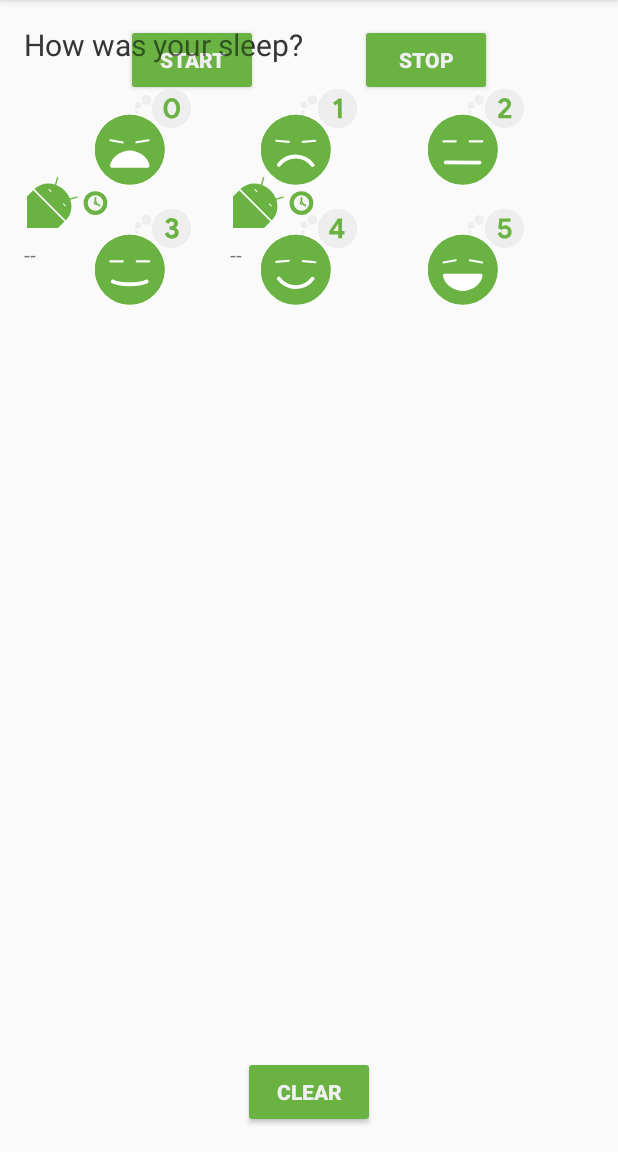
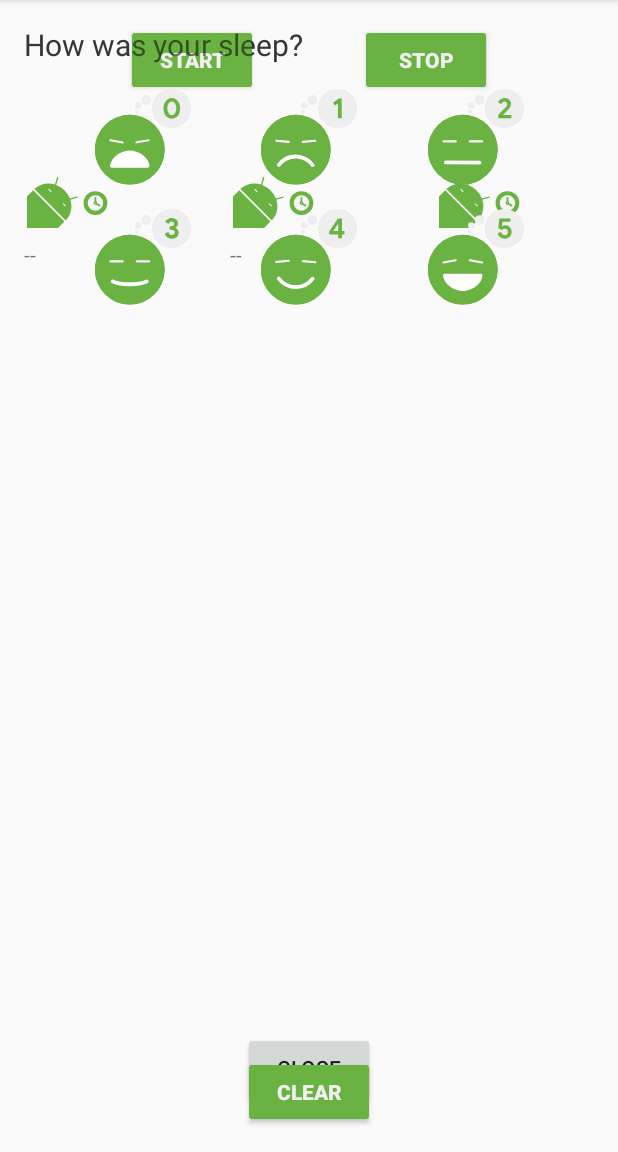
Before and after one commit to mk1990h2/RecyclerViewFundamentals, an Android app: the fragment SleepQualityFragment placed in its activity, after a tap on "Sleep Quality 0", on a phone screen of 412 x 824 dp, the part 84-1236 px from its top. Run offline under Robolectric (Android 15) with nearby library versions, the phone set to English and light mode, and no system bars; our stand-ins replace Room's generated code, data binding; Roboto replaces fonts that are not available here; 13 statements that could not run were skipped; 2 other taps on this screen came first.

Commit message:
finished lab 7.4

```diff
--- a/app/src/main/java/com/example/android/trackmysleepquality/database/SleepDatabaseDao.kt
+++ b/app/src/main/java/com/example/android/trackmysleepquality/database/SleepDatabaseDao.kt
@@ -71,4 +71,10 @@ interface SleepDatabaseDao {
      */
     @Query("SELECT * FROM daily_sleep_quality_table ORDER BY nightId DESC LIMIT 1")
     fun getTonight(): SleepNight?
+
+    /**
+     * Selects and returns the night with given nightId.
+     */
+    @Query("SELECT * from daily_sleep_quality_table WHERE nightId = :key")
+    fun getNightWithId(key: Long): LiveData<SleepNight>
 }
--- /dev/null
+++ b/app/src/main/java/com/example/android/trackmysleepquality/sleepdetail/SleepDetailFragment.kt
@@ -0,0 +1,84 @@
+/*
+ * Copyright 2019, The Android Open Source Project
+ *
+ * Licensed under the Apache License, Version 2.0 (the "License");
+ * you may not use this file except in compliance with the License.
+ * You may obtain a copy of the License at
+ *
+ *     http://www.apache.org/licenses/LICENSE-2.0
+ *
+ * Unless required by applicable law or agreed to in writing, software
+ * distributed under the License is distributed on an "AS IS" BASIS,
+ * WITHOUT WARRANTIES OR CONDITIONS OF ANY KIND, either express or implied.
+ * See the License for the specific language governing permissions and
+ * limitations under the License.
+ */
+
+package com.example.android.trackmysleepquality.sleepdetail
+
+import android.os.Bundle
+import android.view.LayoutInflater
+import android.view.View
+import android.view.ViewGroup
+import androidx.databinding.DataBindingUtil
+import androidx.fragment.app.Fragment
+import androidx.lifecycle.Observer
+import androidx.lifecycle.ViewModelProviders
+import androidx.navigation.fragment.findNavController
+import com.example.android.trackmysleepquality.R
+import com.example.android.trackmysleepquality.database.SleepDatabase
+import com.example.android.trackmysleepquality.databinding.FragmentSleepDetailBinding
+
+
+/**
+ * A simple [Fragment] subclass.
+ * Activities that contain this fragment must implement the
+ * [SleepDetailFragment.OnFragmentInteractionListener] interface
+ * to handle interaction events.
+ * Use the [SleepDetailFragment.newInstance] factory method to
+ * create an instance of this fragment.
+ *
+ */
+class SleepDetailFragment : Fragment() {
+
+    override fun onCreateView(inflater: LayoutInflater, container: ViewGroup?,
+                              savedInstanceState: Bundle?): View? {
+
+        // Get a reference to the binding object and inflate the fragment views.
+        val binding: FragmentSleepDetailBinding = DataBindingUtil.inflate(
+                inflater, R.layout.fragment_sleep_detail, container, false)
+
+        val application = requireNotNull(this.activity).application
+        val arguments = SleepDetailFragmentArgs.fromBundle(arguments)
+
+        // Create an instance of the ViewModel Factory.
+        val dataSource = SleepDatabase.getInstance(application).sleepDatabaseDao
+        val viewModelFactory = SleepDetailViewModelFactory(arguments.sleepNightKey, dataSource)
+
+        // Get a reference to the ViewModel associated with this fragment.
+        val sleepDetailViewModel =
+                ViewModelProviders.of(
+                        this, viewModelFactory).get(SleepDetailViewModel::class.java)
+
+        // To use the View Model with data binding, you have to explicitly
+        // give the binding object a reference to it.
+        binding.sleepDetailViewModel = sleepDetailViewModel
+
+        binding.setLifecycleOwner(this)
+
+        // Add an Observer to the state variable for Navigating when a Quality icon is tapped.
+        sleepDetailViewModel.navigateToSleepTracker.observe(this, Observer {
+            if (it == true) { // Observed state is true.
+                this.findNavController().navigate(
+                        SleepDetailFragmentDirections.actionSleepDetailFragmentToSleepTrackerFragment())
+                // Reset state to make sure we only navigate once, even if the device
+                // has a configuration change.
+                sleepDetailViewModel.doneNavigating()
+            }
+        })
+
+        return binding.root
+    }
+
+
+}
--- /dev/null
+++ b/app/src/main/java/com/example/android/trackmysleepquality/sleepdetail/SleepDetailViewModel.kt
@@ -0,0 +1,97 @@
+/*
+ * Copyright 2019, The Android Open Source Project
+ *
+ * Licensed under the Apache License, Version 2.0 (the "License");
+ * you may not use this file except in compliance with the License.
+ * You may obtain a copy of the License at
+ *
+ *     http://www.apache.org/licenses/LICENSE-2.0
+ *
+ * Unless required by applicable law or agreed to in writing, software
+ * distributed under the License is distributed on an "AS IS" BASIS,
+ * WITHOUT WARRANTIES OR CONDITIONS OF ANY KIND, either express or implied.
+ * See the License for the specific language governing permissions and
+ * limitations under the License.
+ */
+
+package com.example.android.trackmysleepquality.sleepdetail
+
+import androidx.lifecycle.LiveData
+import androidx.lifecycle.MediatorLiveData
+import androidx.lifecycle.MutableLiveData
+import androidx.lifecycle.ViewModel
+import com.example.android.trackmysleepquality.database.SleepDatabaseDao
+import com.example.android.trackmysleepquality.database.SleepNight
+import kotlinx.coroutines.CoroutineScope
+import kotlinx.coroutines.Dispatchers
+import kotlinx.coroutines.Job
+import kotlinx.coroutines.launch
+import kotlinx.coroutines.withContext
+
+/**
+ * ViewModel for SleepQualityFragment.
+ *
+ * @param sleepNightKey The key of the current night we are working on.
+ */
+class SleepDetailViewModel(
+        private val sleepNightKey: Long = 0L,
+        dataSource: SleepDatabaseDao) : ViewModel() {
+
+    /**
+     * Hold a reference to SleepDatabase via its SleepDatabaseDao.
+     */
+    val database = dataSource
+
+    /** Coroutine setup variables */
+
+    /**
+     * viewModelJob allows us to cancel all coroutines started by this ViewModel.
+     */
+    private val viewModelJob = Job()
+
+    private val night: LiveData<SleepNight>
+
+    fun getNight() = night
+
+
+    init {
+        night = database.getNightWithId(sleepNightKey)
+    }
+
+    /**
+     * Variable that tells the fragment whether it should navigate to [SleepTrackerFragment].
+     *
+     * This is `private` because we don't want to expose the ability to set [MutableLiveData] to
+     * the [Fragment]
+     */
+    private val _navigateToSleepTracker = MutableLiveData<Boolean?>()
+
+    /**
+     * When true immediately navigate back to the [SleepTrackerFragment]
+     */
+    val navigateToSleepTracker: LiveData<Boolean?>
+        get() = _navigateToSleepTracker
+
+    /**
+     * Cancels all coroutines when the ViewModel is cleared, to cleanup any pending work.
+     *
+     * onCleared() gets called when the ViewModel is destroyed.
+     */
+    override fun onCleared() {
+        super.onCleared()
+        viewModelJob.cancel()
+    }
+
+
+    /**
+     * Call this immediately after navigating to [SleepTrackerFragment]
+     */
+    fun doneNavigating() {
+        _navigateToSleepTracker.value = null
+    }
+
+    fun onClose() {
+        _navigateToSleepTracker.value = true
+    }
+
+}
--- /dev/null
+++ b/app/src/main/java/com/example/android/trackmysleepquality/sleepdetail/SleepDetailViewModelFactory.kt
@@ -0,0 +1,39 @@
+/*
+ * Copyright 2019, The Android Open Source Project
+ *
+ * Licensed under the Apache License, Version 2.0 (the "License");
+ * you may not use this file except in compliance with the License.
+ * You may obtain a copy of the License at
+ *
+ *     http://www.apache.org/licenses/LICENSE-2.0
+ *
+ * Unless required by applicable law or agreed to in writing, software
+ * distributed under the License is distributed on an "AS IS" BASIS,
+ * WITHOUT WARRANTIES OR CONDITIONS OF ANY KIND, either express or implied.
+ * See the License for the specific language governing permissions and
+ * limitations under the License.
+ */
+
+package com.example.android.trackmysleepquality.sleepdetail
+
+
+import androidx.lifecycle.ViewModel
+import androidx.lifecycle.ViewModelProvider
+import com.example.android.trackmysleepquality.database.SleepDatabaseDao
+
+/**
+ * This is pretty much boiler plate code for a ViewModel Factory.
+ *
+ * Provides the key for the night and the SleepDatabaseDao to the ViewModel.
+ */
+class SleepDetailViewModelFactory(
+        private val sleepNightKey: Long,
+        private val dataSource: SleepDatabaseDao) : ViewModelProvider.Factory {
+    @Suppress("unchecked_cast")
+    override fun <T : ViewModel?> create(modelClass: Class<T>): T {
+        if (modelClass.isAssignableFrom(SleepDetailViewModel::class.java)) {
+            return SleepDetailViewModel(sleepNightKey, dataSource) as T
+        }
+        throw IllegalArgumentException("Unknown ViewModel class")
+    }
+}
--- a/app/src/main/java/com/example/android/trackmysleepquality/sleeptracker/BindingUtils.kt
+++ b/app/src/main/java/com/example/android/trackmysleepquality/sleeptracker/BindingUtils.kt
@@ -9,18 +9,23 @@ import com.example.android.trackmysleepquality.convertNumericQualityToString
 import com.example.android.trackmysleepquality.database.SleepNight
 
 @BindingAdapter("SleepDurationFormatted")
-fun TextView.setSleepDurationFormatted(item: SleepNight) {
+fun TextView.setSleepDurationFormatted(item: SleepNight?) {
+    item?.let {
         text = convertDurationToFormatted(item.startTimeMilli, item.endTimeMilli, context.resources)
 
     }
+}
 
-@BindingAdapter("SleepQualityFormatted")
-fun TextView.setSleepQualityString(item: SleepNight) {
+@BindingAdapter("SleepQualityString")
+fun TextView.setSleepQualityString(item: SleepNight?) {
+    item?.let {
         text = convertNumericQualityToString(item.sleepQuality, context.resources)
+    }
 }
 
 @BindingAdapter("SleepImage")
-fun ImageView.setSleepImage(item: SleepNight) {
+fun ImageView.setSleepImage(item: SleepNight?) {
+    item?.let {
         setImageResource(when (item.sleepQuality) {
             0 -> R.drawable.ic_sleep_0
             1 -> R.drawable.ic_sleep_1
@@ -30,4 +35,6 @@ fun ImageView.setSleepImage(item: SleepNight) {
             5 -> R.drawable.ic_sleep_5
             else -> R.drawable.ic_sleep_active
         })
+
     }
+}
--- a/app/src/main/java/com/example/android/trackmysleepquality/sleeptracker/SleepNightAdapter.kt
+++ b/app/src/main/java/com/example/android/trackmysleepquality/sleeptracker/SleepNightAdapter.kt
@@ -5,17 +5,14 @@ import android.view.ViewGroup
 import androidx.recyclerview.widget.DiffUtil
 import androidx.recyclerview.widget.ListAdapter
 import androidx.recyclerview.widget.RecyclerView
-import com.example.android.trackmysleepquality.R
-import com.example.android.trackmysleepquality.convertDurationToFormatted
-import com.example.android.trackmysleepquality.convertNumericQualityToString
 import com.example.android.trackmysleepquality.database.SleepNight
 import com.example.android.trackmysleepquality.databinding.ListItemSleepNightBinding
 
-class SleepNightAdapter : ListAdapter<SleepNight, SleepNightAdapter.ViewHolder>(SleepNightDiffCallback()) {
+class SleepNightAdapter(val clickListener: SleepNightListener) : ListAdapter<SleepNight, SleepNightAdapter.ViewHolder>(SleepNightDiffCallback()) {
 
     override fun onBindViewHolder(holder: ViewHolder, position: Int) {
         val item = getItem(position)
-        holder.bind(item)
+        holder.bind(getItem(position)!!, clickListener)
 
     }
 
@@ -25,16 +22,16 @@ class SleepNightAdapter : ListAdapter<SleepNight, SleepNightAdapter.ViewHolder>(
 
     class ViewHolder private constructor(val binding: ListItemSleepNightBinding) : RecyclerView.ViewHolder(binding.root) {
 
-        fun bind(item: SleepNight) {
+        fun bind(item: SleepNight, clickListener: SleepNightListener) {
             binding.sleep = item
             binding.executePendingBindings()
-
+            binding.clickListener = clickListener
         }
 
         companion object {
             fun from(parent: ViewGroup): ViewHolder {
                 val layoutInflater = LayoutInflater.from(parent.context)
-                val binding = ListItemSleepNightBinding.inflate(layoutInflater, parent,false)
+                val binding = ListItemSleepNightBinding.inflate(layoutInflater, parent, false)
                 return ViewHolder(binding)
             }
         }
@@ -52,3 +49,8 @@ class SleepNightDiffCallback : DiffUtil.ItemCallback<SleepNight>() {
     }
 
 }
+
+class SleepNightListener(val clickListener: (sleepId: Long) -> Unit) {
+    fun onClick(night: SleepNight) = clickListener(night.nightId)
+
+}
--- a/app/src/main/java/com/example/android/trackmysleepquality/sleeptracker/SleepTrackerFragment.kt
+++ b/app/src/main/java/com/example/android/trackmysleepquality/sleeptracker/SleepTrackerFragment.kt
@@ -21,6 +21,7 @@ import android.view.LayoutInflater
 import android.view.View
 import android.view.ViewGroup
 import android.widget.GridLayout
+import android.widget.Toast
 import androidx.databinding.DataBindingUtil
 import androidx.fragment.app.Fragment
 import androidx.lifecycle.Observer
@@ -109,7 +110,10 @@ class SleepTrackerFragment : Fragment() {
             }
         })
 
-        val adapter = SleepNightAdapter()
+        val adapter = SleepNightAdapter(SleepNightListener { nightId ->
+            Toast.makeText(context, "${nightId}", Toast.LENGTH_LONG).show()
+            sleepTrackerViewModel.onSleepNightClicked(nightId)
+        })
         binding.sleepList.adapter = adapter
 
         sleepTrackerViewModel.nights.observe(viewLifecycleOwner, Observer {
@@ -118,6 +122,13 @@ class SleepTrackerFragment : Fragment() {
             }
         })
 
+        sleepTrackerViewModel.navigateToSleepDetail.observe(this, Observer { nightId ->
+            nightId?.let {
+                this.findNavController().navigate(
+                        SleepTrackerFragmentDirections.actionSleepTrackerFragmentToSleepDetailFragment(nightId))
+                sleepTrackerViewModel.onSleepDetailNavigated()
+            }
+        })
         val manager = GridLayoutManager(activity, 3)
 //        val manager = GridLayoutManager(activity, 10)
 //        val manager = GridLayoutManager(activity, 5, GridLayoutManager.HORIZONTAL, false)
--- a/app/src/main/java/com/example/android/trackmysleepquality/sleeptracker/SleepTrackerViewModel.kt
+++ b/app/src/main/java/com/example/android/trackmysleepquality/sleeptracker/SleepTrackerViewModel.kt
@@ -106,6 +106,11 @@ class SleepTrackerViewModel(
      */
     val showSnackBarEvent: LiveData<Boolean?>
         get() = _showSnackbarEvent
+
+    private val _navigateToSleepDetail = MutableLiveData<Long>()
+    val navigateToSleepDetail
+        get() = _navigateToSleepDetail
+
 
     /**
      * Variable that tells the Fragment to navigate to a specific [SleepQualityFragment]
@@ -246,4 +251,12 @@ class SleepTrackerViewModel(
         super.onCleared()
         viewModelJob.cancel()
     }
+
+    fun onSleepNightClicked(id: Long) {
+        _navigateToSleepDetail.value = id
+    }
+
+    fun onSleepDetailNavigated() {
+        _navigateToSleepDetail.value = null
+    }
 }
--- /dev/null
+++ b/app/src/main/res/layout/fragment_sleep_detail.xml
@@ -0,0 +1,84 @@
+<?xml version="1.0" encoding="utf-8"?><!--
+  ~ Copyright 2019, The Android Open Source Project
+  ~
+  ~ Licensed under the Apache License, Version 2.0 (the "License");
+  ~ you may not use this file except in compliance with the License.
+  ~ You may obtain a copy of the License at
+  ~
+  ~     http://www.apache.org/licenses/LICENSE-2.0
+  ~
+  ~ Unless required by applicable law or agreed to in writing, software
+  ~ distributed under the License is distributed on an "AS IS" BASIS,
+  ~ WITHOUT WARRANTIES OR CONDITIONS OF ANY KIND, either express or implied.
+  ~ See the License for the specific language governing permissions and
+  ~ limitations under the License.
+  -->
+
+
+<layout xmlns:android="http://schemas.android.com/apk/res/android"
+    xmlns:app="http://schemas.android.com/apk/res-auto"
+    xmlns:tools="http://schemas.android.com/tools">
+    <!-- Data to make available to the XML via data binding. In this case,
+ the whole ViewModel, so that we can access the LiveData,
+ click handlers, and state variables. -->
+    <data>
+        <variable
+            name="sleepDetailViewModel"
+            type="com.example.android.trackmysleepquality.sleepdetail.SleepDetailViewModel" />
+    </data>
+
+    <androidx.constraintlayout.widget.ConstraintLayout
+        android:layout_width="match_parent"
+        android:layout_height="match_parent"
+        tools:context=".sleepdetail.SleepDetailFragment">
+
+        <ImageView
+            android:id="@+id/quality_image"
+            android:layout_width="@dimen/icon_size"
+            android:layout_height="@dimen/icon_size"
+            android:layout_marginStart="8dp"
+            android:layout_marginTop="56dp"
+            android:layout_marginEnd="8dp"
+            app:SleepImage="@{sleepDetailViewModel.night}"
+            app:layout_constraintEnd_toEndOf="parent"
+            app:layout_constraintStart_toStartOf="parent"
+            app:layout_constraintTop_toTopOf="parent" />
+
+        <TextView
+            android:id="@+id/quality_string"
+            android:layout_width="wrap_content"
+            android:layout_height="20dp"
+            android:layout_marginStart="8dp"
+            android:layout_marginTop="100dp"
+            android:layout_marginEnd="8dp"
+            app:layout_constraintEnd_toEndOf="parent"
+            app:layout_constraintStart_toStartOf="parent"
+            app:layout_constraintTop_toBottomOf="@+id/quality_image"
+            app:SleepQualityString="@{sleepDetailViewModel.night}" />
+
+        <TextView
+            android:id="@+id/sleep_length"
+            android:layout_width="wrap_content"
+            android:layout_height="20dp"
+            android:layout_marginStart="8dp"
+            android:layout_marginTop="32dp"
+            android:layout_marginEnd="8dp"
+            app:layout_constraintEnd_toEndOf="parent"
+            app:layout_constraintStart_toStartOf="parent"
+            app:layout_constraintTop_toBottomOf="@+id/quality_string"
+            app:SleepDurationFormatted="@{sleepDetailViewModel.night}" />
+
+        <Button
+            android:layout_width="wrap_content"
+            android:layout_height="wrap_content"
+            android:layout_marginStart="8dp"
+            android:layout_marginEnd="8dp"
+            android:layout_marginBottom="32dp"
+            android:onClick="@{() -> sleepDetailViewModel.onClose()}"
+            android:text="@string/close"
+            app:layout_constraintBottom_toBottomOf="parent"
+            app:layout_constraintEnd_toEndOf="parent"
+            app:layout_constraintStart_toStartOf="parent" />
+
+    </androidx.constraintlayout.widget.ConstraintLayout>
+</layout>
--- a/app/src/main/res/layout/list_item_sleep_night.xml
+++ b/app/src/main/res/layout/list_item_sleep_night.xml
@@ -7,10 +7,14 @@
         <variable
             name="sleep"
             type="com.example.android.trackmysleepquality.database.SleepNight"/>
+        <variable
+            name="clickListener"
+            type="com.example.android.trackmysleepquality.sleeptracker.SleepNightListener" />
     </data>
 
     <androidx.constraintlayout.widget.ConstraintLayout
         android:layout_width="match_parent"
+        android:onClick="@{() -> clickListener.onClick(sleep)}"
         android:layout_height="wrap_content">
 
         <ImageView
@@ -26,19 +30,6 @@
             app:layout_constraintTop_toTopOf="parent"
             tools:srcCompat="@drawable/ic_sleep_5" />
 
-<!--        <TextView-->
-<!--            android:id="@+id/sleep_length"-->
-<!--            android:layout_width="0dp"-->
-<!--            android:layout_height="20dp"-->
-<!--            android:layout_marginStart="8dp"-->
-<!--            android:layout_marginTop="8dp"-->
-<!--            android:layout_marginEnd="16dp"-->
-<!--            app:layout_constraintEnd_toEndOf="parent"-->
-<!--            app:layout_constraintStart_toEndOf="@+id/quality_image"-->
-<!--            app:layout_constraintTop_toTopOf="@+id/quality_image"-->
-<!--            app:SleepDurationFormatted="@{sleep}"-->
-<!--            tools:text="Wednesday" />-->
-
         <TextView
             android:id="@+id/quality_string"
             android:layout_width="0dp"
@@ -48,7 +39,7 @@
             app:layout_constraintHorizontal_bias="0.0"
             app:layout_constraintStart_toStartOf="@+id/quality_image"
             app:layout_constraintTop_toBottomOf="@+id/quality_image"
-            app:SleepQualityFormatted="@{sleep}"
+            app:SleepQualityString="@{sleep}"
             tools:text="Excellent!!!" />
     </androidx.constraintlayout.widget.ConstraintLayout>
 </layout>
--- a/app/src/main/res/navigation/navigation.xml
+++ b/app/src/main/res/navigation/navigation.xml
@@ -33,6 +33,11 @@
             app:destination="@id/sleep_quality_fragment"
             app:enterAnim="@anim/slide_in_right"
             app:popEnterAnim="@anim/slide_in_right" />
+        <action
+            android:id="@+id/action_sleep_tracker_fragment_to_sleepDetailFragment"
+            app:destination="@id/sleep_detail_fragment"
+            app:enterAnim="@anim/slide_in_right"
+            app:popEnterAnim="@anim/slide_in_right" />
     </fragment>
 
     <fragment
@@ -51,4 +56,20 @@
             app:popUpToInclusive="true" />
     </fragment>
 
+    <fragment
+        android:id="@+id/sleep_detail_fragment"
+        android:name="com.example.android.trackmysleepquality.sleepdetail.SleepDetailFragment"
+        android:label="fragment_sleep_detail"
+        tools:layout="@layout/fragment_sleep_detail" >
+        <argument
+            android:name="sleepNightKey"
+            app:argType="long" />
+        <action
+            android:id="@+id/action_sleepDetailFragment_to_sleep_tracker_fragment"
+            app:destination="@id/sleep_tracker_fragment"
+            app:launchSingleTop="false"
+            app:popUpTo="@+id/sleep_tracker_fragment"
+            app:popUpToInclusive="true" />
+    </fragment>
+
 </navigation>
--- a/app/src/main/res/values/strings.xml
+++ b/app/src/main/res/values/strings.xml
@@ -57,4 +57,5 @@
     <string name="hours_length">%d hours on %s</string>
     <string name="seconds_length">%d seconds on %s</string>
 
+    <string name="close">Close</string>
 </resources>
```
Lines whose indentation alone changed are shown as unchanged.
